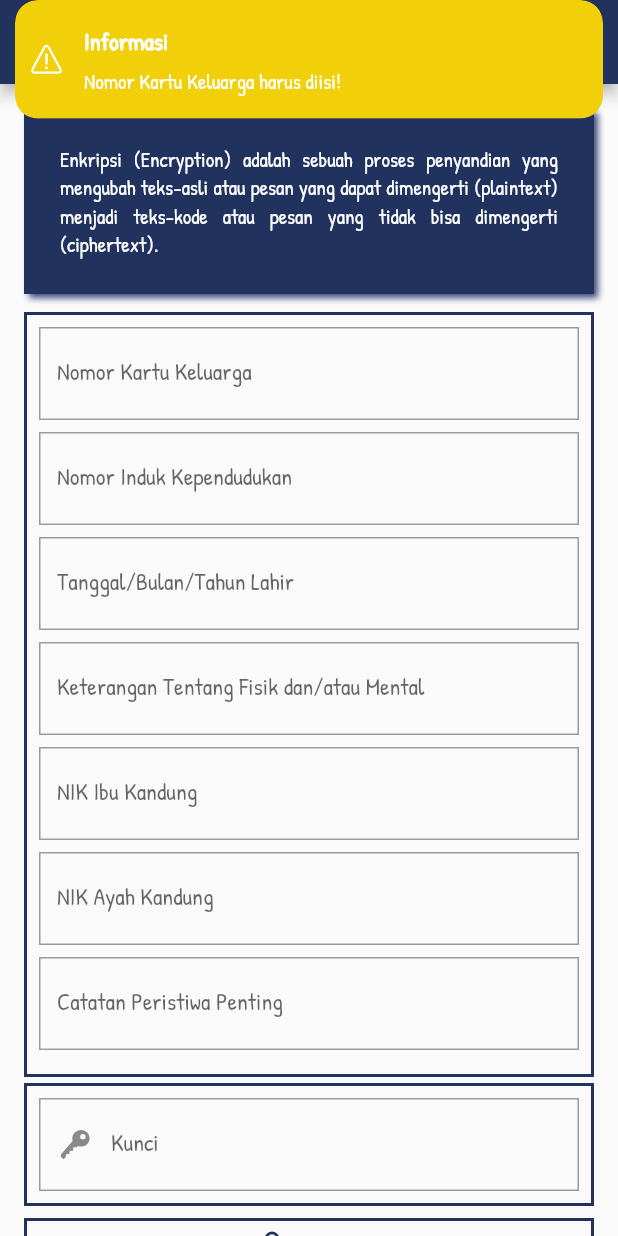
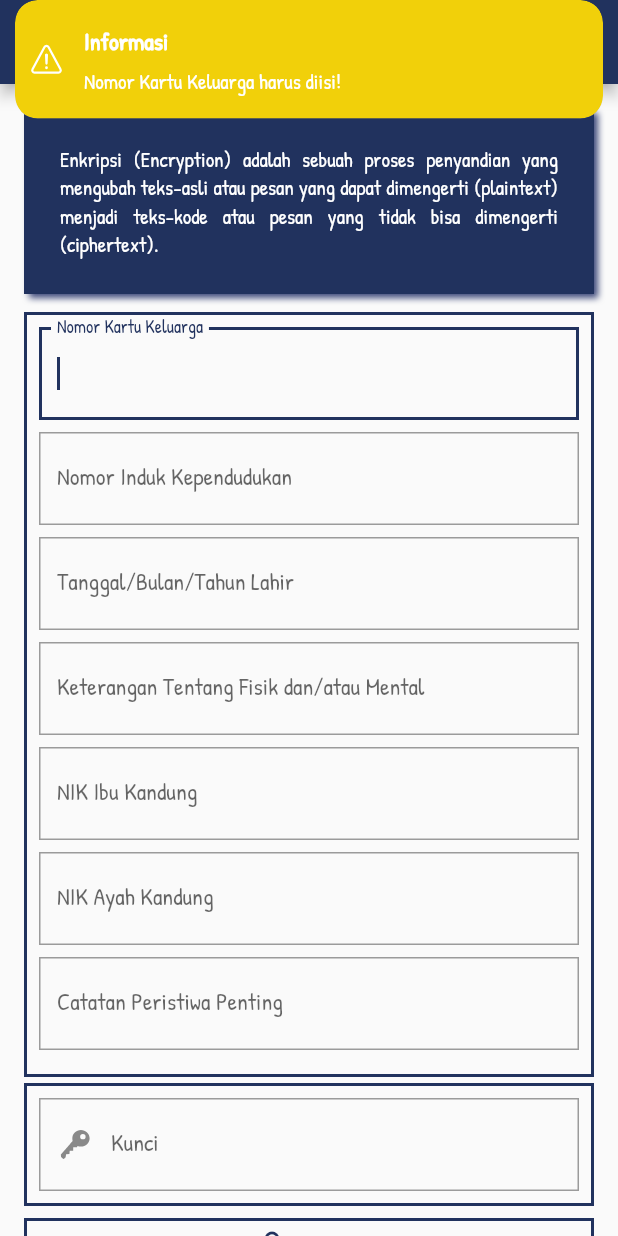
Before and after one commit to rahmanpsg/flutter-kriptografi-idea, a Flutter app: the EnkripsiView screen opened by its route, after a tap on "Enkripsi", on a phone screen of 412 x 824 dp. Run offline on Flutter 3.47's test engine with Material 2 defaults, Android fonts, the light colour scheme and no system bars; our stand-ins replace gallery_saver, get, ionicons, qr_flutter, share_plus; missing offline and left inert: qr_code_scanner.

Commit message:
change validasi format

```diff
--- a/lib/app/data/models/format_model.dart
+++ b/lib/app/data/models/format_model.dart
@@ -1,12 +1,19 @@
 import 'package:flutter/material.dart';
+import 'package:flutter/services.dart';
 
 class FormatModel {
   late final String label;
   late final TextInputType textInputType;
-  late TextEditingController textEditingController;
+  late final TextEditingController textEditingController;
+  late final List<TextInputFormatter> inputFormatters;
+  late final FocusNode focusNode;
 
-  FormatModel({required this.label, required this.textInputType})
-      : textEditingController = TextEditingController();
+  FormatModel({
+    required this.label,
+    required this.textInputType,
+    this.inputFormatters = const [],
+  })  : textEditingController = TextEditingController(),
+        focusNode = FocusNode();
 
   Map<String, dynamic> toJson() => {
         "label": label,
--- a/lib/app/modules/enkripsi/controllers/enkripsi_controller.dart
+++ b/lib/app/modules/enkripsi/controllers/enkripsi_controller.dart
@@ -4,7 +4,9 @@ import 'dart:io';
 
 import 'dart:ui' as ui;
 
+import 'package:intl/intl.dart';
 import 'package:flutter/material.dart';
+import 'package:flutter/services.dart';
 import 'package:gallery_saver/gallery_saver.dart';
 import 'package:get/get.dart';
 import 'package:ionicons/ionicons.dart';
@@ -19,18 +21,31 @@ import 'package:share_plus/share_plus.dart';
 
 class EnkripsiController extends GetxController {
   late final IDEA _idea;
+  late String plainText;
   late String cipherText;
 
   late QrCode qrCode;
   late QrPainter qrPainter;
   late String? _pathQrCode;
 
+  RxBool modeCustom = false.obs;
+
   final List<FormatModel> listFormatDefault = [
     FormatModel(
-        label: "Nomor Kartu Keluarga", textInputType: TextInputType.phone),
+      label: "Nomor Kartu Keluarga",
+      textInputType: TextInputType.phone,
+      inputFormatters: [
+        LengthLimitingTextInputFormatter(16),
+        FilteringTextInputFormatter.digitsOnly
+      ],
+    ),
     FormatModel(
       label: "Nomor Induk Kependudukan",
       textInputType: TextInputType.number,
+      inputFormatters: [
+        LengthLimitingTextInputFormatter(16),
+        FilteringTextInputFormatter.digitsOnly
+      ],
     ),
     FormatModel(
       label: "Tanggal/Bulan/Tahun Lahir",
@@ -43,10 +58,18 @@ class EnkripsiController extends GetxController {
     FormatModel(
       label: "NIK Ibu Kandung",
       textInputType: TextInputType.number,
+      inputFormatters: [
+        LengthLimitingTextInputFormatter(16),
+        FilteringTextInputFormatter.digitsOnly
+      ],
     ),
     FormatModel(
       label: "NIK Ayah Kandung",
       textInputType: TextInputType.number,
+      inputFormatters: [
+        LengthLimitingTextInputFormatter(16),
+        FilteringTextInputFormatter.digitsOnly
+      ],
     ),
     FormatModel(
       label: "Catatan Peristiwa Penting",
@@ -56,9 +79,12 @@ class EnkripsiController extends GetxController {
 
   final RxList<FormatModel> listFormatCustom = <FormatModel>[].obs;
 
+  List<FormatModel> get listFormat =>
+      modeCustom.isFalse ? listFormatDefault : listFormatCustom;
+
+  late final FocusNode focusNodeKey;
   late final TextEditingController controllerKey;
-
-  RxBool modeCustom = false.obs;
+  late final TextEditingController controllerPlainText;
 
   final List<Map<String, dynamic>> listInputType = [
     {"name": "Teks", "value": TextInputType.text},
@@ -72,7 +98,9 @@ class EnkripsiController extends GetxController {
   void onInit() {
     _idea = IDEA();
 
+    focusNodeKey = FocusNode();
     controllerKey = TextEditingController();
+    controllerPlainText = TextEditingController();
 
     controllerTambahLabel = TextEditingController();
     controllerTambahTipe = TextEditingController();
@@ -110,12 +138,13 @@ class EnkripsiController extends GetxController {
       // Validasi
       validasiFormFormat(listFormat, listFormatData);
 
-      String plainText = jsonEncode(listFormatData);
+      plainText = jsonEncode(listFormatData);
 
       String kunci = controllerKey.text;
 
       // Periksa jika kunci tidak kosong
       if (kunci.isEmpty) {
+        FocusScope.of(Get.context!).requestFocus(focusNodeKey);
         showMessage(message: "Kunci harus diisi!", error: true);
         return;
       }
@@ -127,9 +156,11 @@ class EnkripsiController extends GetxController {
 
       // Jika QR code berhasil dibuat
       if (success) {
+        controllerPlainText.text = plainText;
         Get.toNamed(Routes.HASIL_ENKRIPSI);
         resetFormFormat(listFormat);
         controllerKey.clear();
+        FocusScope.of(Get.context!).unfocus();
       }
     } catch (e) {
       showMessage(message: e.toString(), error: true);
@@ -137,13 +168,27 @@ class EnkripsiController extends GetxController {
   }
 
   void validasiFormFormat(
-      List<FormatModel> listFormat, List<Map<String, dynamic>> listFormatData) {
+    List<FormatModel> listFormat,
+    List<Map<String, dynamic>> listFormatData,
+  ) {
     if (listFormat.isEmpty) throw ("Silahkan tambahkan format terlebih dahulu");
 
     for (var format in listFormat) {
       // Validasi
       if (format.textEditingController.text.isEmpty) {
+        FocusScope.of(Get.context!).requestFocus(format.focusNode);
+
         throw ("${format.label} harus diisi!");
+      }
+
+      for (var inputFormatter in format.inputFormatters) {
+        if (inputFormatter is LengthLimitingTextInputFormatter &&
+            format.textEditingController.text.length !=
+                inputFormatter.maxLength) {
+          FocusScope.of(Get.focusScope!.context!)
+              .requestFocus(format.focusNode);
+          throw ("${format.label} harus ${inputFormatter.maxLength} angka");
+        }
       }
 
       listFormatData.add(format.toJson());
@@ -321,4 +366,17 @@ class EnkripsiController extends GetxController {
       showMessage(message: e.toString(), error: true);
     }
   }
+
+  void showCalendar(TextEditingController controller) async {
+    DateTime? dateTime = await showDatePicker(
+      context: Get.context!,
+      initialDate: DateTime.now(),
+      firstDate: DateTime(1900),
+      lastDate: DateTime.now(),
+    );
+
+    if (dateTime != null) {
+      controller.text = DateFormat('dd/MM/yyyy').format(dateTime);
+    }
+  }
 }
--- a/lib/app/modules/enkripsi/views/enkripsi_view.dart
+++ b/lib/app/modules/enkripsi/views/enkripsi_view.dart
@@ -78,13 +78,14 @@ class EnkripsiView extends GetView<EnkripsiController> {
                             thickness: 1,
                             color: primaryColor,
                           ),
-                        if (controller.modeCustom.isFalse)
-                          ...controller.listFormatDefault
+                        if (controller.listFormat.isNotEmpty)
+                          ...controller.listFormat
                               .map(
                                 (format) => Column(
-                                  children: [
+                                  children: <Widget>[
                                     TextFormField(
                                       controller: format.textEditingController,
+                                      focusNode: format.focusNode,
                                       decoration: InputDecoration(
                                         border: OutlineInputBorder(
                                           borderRadius:
@@ -94,28 +95,14 @@ class EnkripsiView extends GetView<EnkripsiController> {
                                       ),
                                       keyboardType: format.textInputType,
                                       textInputAction: TextInputAction.next,
-                                    ),
-                                    const SizedBox(height: 8),
-                                  ],
-                                ),
-                              )
-                              .toList()
-                        else if (controller.listFormatCustom.isNotEmpty)
-                          ...controller.listFormatCustom
-                              .map(
-                                (format) => Column(
-                                  children: <Widget>[
-                                    TextFormField(
-                                      controller: format.textEditingController,
-                                      decoration: InputDecoration(
-                                        border: OutlineInputBorder(
-                                          borderRadius:
-                                              BorderRadius.all(Radius.zero),
-                                        ),
-                                        labelText: format.label,
-                                      ),
-                                      keyboardType: format.textInputType,
-                                      textInputAction: TextInputAction.next,
+                                      inputFormatters: format.inputFormatters,
+                                      readOnly: format.textInputType.index == 4,
+                                      onTap: () {
+                                        format.textInputType.index != 4
+                                            ? null
+                                            : controller.showCalendar(
+                                                format.textEditingController);
+                                      },
                                     ),
                                     const SizedBox(height: 8),
                                   ],
@@ -142,6 +129,7 @@ class EnkripsiView extends GetView<EnkripsiController> {
                   ),
                   child: TextField(
                     controller: controller.controllerKey,
+                    focusNode: controller.focusNodeKey,
                     decoration: InputDecoration(
                       border: OutlineInputBorder(
                         borderRadius: BorderRadius.all(Radius.zero),
--- a/pubspec.yaml
+++ b/pubspec.yaml
@@ -11,6 +11,7 @@ dependencies:
     sdk: flutter
   gallery_saver: ^2.3.2
   get: 4.6.1
+  intl: ^0.17.0
   ionicons: ^0.1.2
   path_provider: ^2.0.9
   qr_code_scanner: ^0.7.0
```
Also changed, not shown: lib/app/modules/hasil_enkripsi/views/hasil_enkripsi_view.dart (+25 -2 lines), pubspec.lock.
